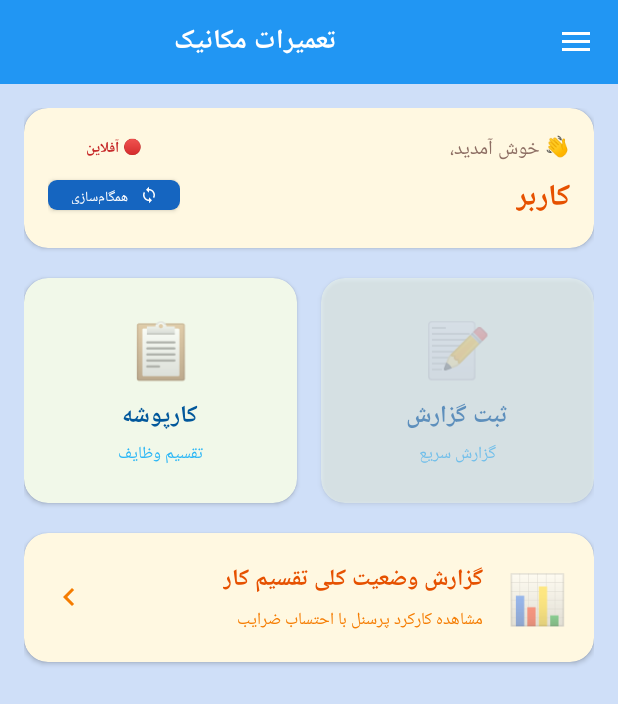
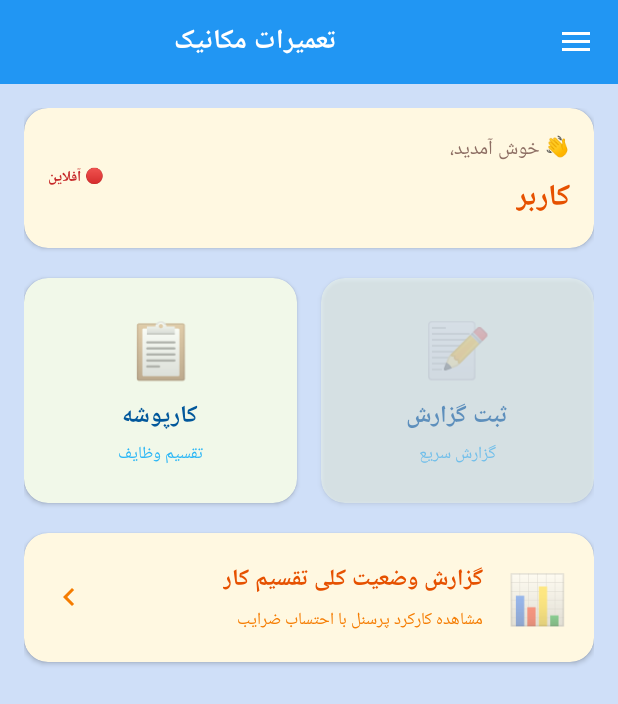
Before and after one commit to hamledary-coder/MechanicBB1, an Android app: the HomeActivity screen opened directly, with no data from a screen before it, on a phone screen of 412 x 824 dp. Shown: the top 704 px of the screen. Run offline under Robolectric (Android 15) with nearby library versions, the phone set to English and light mode, and no system bars; our stand-ins replace Room's generated code, Volley; network calls fail.

Commit message:
Sync butt on home Evaluation revision

```diff
--- a/app/src/main/java/com/workshop/mechanicbb1/ui/home/HomeActivity.kt
+++ b/app/src/main/java/com/workshop/mechanicbb1/ui/home/HomeActivity.kt
@@ -4,6 +4,10 @@ import android.annotation.SuppressLint
 import android.content.Intent
 import android.content.pm.PackageManager
 import android.graphics.Color
+import android.net.ConnectivityManager
+import android.net.Network
+import android.net.NetworkCapabilities
+import android.net.NetworkRequest
 import android.os.Bundle
 import android.util.Log
 import android.view.LayoutInflater
@@ -52,8 +56,9 @@ import java.util.Locale
  *
  * وظایف:
  *   - نمایش منوی کناری (Drawer) + کارت‌های اصلی
- *   - نمایش وضعیت همگام‌سازی (نه وضعیت اینترنت)
- *   - اجرای خودکار sync هنگام باز شدن + امکان sync دستی با دکمه
+ *   - نمایش وضعیت شبکه (لحظه‌ای) + وضعیت sync (فقط با SyncManager)
+ *   - آخرین زمان sync (حتی آفلاین)
+ *   - sync خودکار هنگام وصل شدن نت + sync دستی با دکمه
  *   - بررسی مسئول بودن کاربر برای فعال/غیرفعال کردن کارت QuickLog
  */
 class HomeActivity : AppCompatActivity() {
@@ -69,9 +74,8 @@ class HomeActivity : AppCompatActivity() {
     private lateinit var progressBar: ProgressBar
     private lateinit var tvWelcome: TextView
 
-    // بخش وضعیت sync
-    private lateinit var tvSyncStatus: TextView
-    private lateinit var tvLastSyncLabel: TextView
+    // بخش وضعیت
+    private lateinit var tvNetworkStatus: TextView
     private lateinit var tvLastSyncTime: TextView
     private lateinit var btnSync: MaterialButton
 
@@ -86,6 +90,40 @@ class HomeActivity : AppCompatActivity() {
     private lateinit var taskLocalRepository: TaskLocalRepository
     private var responsibleTasksJob: Job? = null
     private var syncJob: Job? = null
+
+    // =========================================================================
+    // Network
+    // =========================================================================
+    private lateinit var connectivityManager: ConnectivityManager
+    private var isNetworkCallbackRegistered = false
+    private var isOnline = false
+
+    private val networkRequest = NetworkRequest.Builder()
+        .addCapability(NetworkCapabilities.NET_CAPABILITY_INTERNET)
+        .build()
+
+    private val networkCallback = object : ConnectivityManager.NetworkCallback() {
+        override fun onAvailable(network: Network) {
+            super.onAvailable(network)
+            runOnUiThread {
+                updateNetworkStatusUI(true)
+                // sync خودکار وقتی نت وصل شد
+                startSync()
+            }
+        }
+
+        override fun onLost(network: Network) {
+            super.onLost(network)
+            runOnUiThread { updateNetworkStatusUI(false) }
+        }
+
+        override fun onCapabilitiesChanged(network: Network, caps: NetworkCapabilities) {
+            super.onCapabilitiesChanged(network, caps)
+            val hasInternet = caps.hasCapability(NetworkCapabilities.NET_CAPABILITY_INTERNET)
+                    && caps.hasCapability(NetworkCapabilities.NET_CAPABILITY_VALIDATED)
+            runOnUiThread { updateNetworkStatusUI(hasInternet) }
+        }
+    }
 
     companion object {
         private const val PERMISSION_REQUEST_CODE = 1001
@@ -108,18 +146,28 @@ class HomeActivity : AppCompatActivity() {
         setContentView(R.layout.home_activity)
 
         taskLocalRepository = TaskLocalRepository(this)
+        connectivityManager = getSystemService(ConnectivityManager::class.java)
 
         initViews()
         setupToolbar()
         setupDrawer()
         setupClickListeners()
-        loadUserData()
+        loadLastSyncTime()
 
-        // وضعیت اولیه‌ی کارت QuickLog
         setQuickLogCardEnabled(false)
 
-        // شروع sync خودکار
-        startSync()
+        loadUserData()
+        checkNetworkStatusInitially()
+    }
+
+    override fun onStart() {
+        super.onStart()
+        registerNetworkCallback()
+    }
+
+    override fun onStop() {
+        super.onStop()
+        unregisterNetworkCallback()
     }
 
     override fun onResume() {
@@ -127,7 +175,6 @@ class HomeActivity : AppCompatActivity() {
         checkUserHasResponsibleTasks()
     }
 
-    @Deprecated("This method has been deprecated in favor of using the\n      {@link OnBackPressedDispatcher} via {@link #getOnBackPressedDispatcher()}.\n      The OnBackPressedDispatcher controls how back button events are dispatched\n      to one or more {@link OnBackPressedCallback} objects.")
     @Suppress("DEPRECATION")
     @SuppressLint("GestureBackNavigation")
     override fun onBackPressed() {
@@ -149,8 +196,7 @@ class HomeActivity : AppCompatActivity() {
         progressBar = findViewById(R.id.progressBar)
         tvWelcome = findViewById(R.id.tvWelcomeHome)
 
-        tvSyncStatus = findViewById(R.id.tvSyncStatus)
-        tvLastSyncLabel = findViewById(R.id.tvLastSyncLabel)
+        tvNetworkStatus = findViewById(R.id.tvNetworkStatus)
         tvLastSyncTime = findViewById(R.id.tvLastSyncTime)
         btnSync = findViewById(R.id.btnSync)
 
@@ -256,13 +302,64 @@ class HomeActivity : AppCompatActivity() {
     }
 
     // =========================================================================
+    // Network
+    // =========================================================================
+    private fun registerNetworkCallback() {
+        if (isNetworkCallbackRegistered) return
+        try {
+            connectivityManager.registerNetworkCallback(networkRequest, networkCallback)
+            isNetworkCallbackRegistered = true
+        } catch (e: Exception) {
+            Log.e(TAG, "registerNetworkCallback error: ${e.message}")
+        }
+    }
+
+    private fun unregisterNetworkCallback() {
+        if (!isNetworkCallbackRegistered) return
+        try {
+            connectivityManager.unregisterNetworkCallback(networkCallback)
+        } catch (e: Exception) {
+            Log.e(TAG, "unregisterNetworkCallback error: ${e.message}")
+        } finally {
+            isNetworkCallbackRegistered = false
+        }
+    }
+
+    private fun checkNetworkStatusInitially() {
+        val active = connectivityManager.activeNetwork
+        val caps = connectivityManager.getNetworkCapabilities(active)
+        val online = caps?.hasCapability(NetworkCapabilities.NET_CAPABILITY_INTERNET) == true
+                && caps.hasCapability(NetworkCapabilities.NET_CAPABILITY_VALIDATED)
+        updateNetworkStatusUI(online)
+
+        // sync خودکار اگه آنلاین بود
+        if (online) startSync()
+    }
+
+    private fun updateNetworkStatusUI(online: Boolean) {
+        isOnline = online
+
+        if (online) {
+            tvNetworkStatus.text = "🟢 آنلاین"
+            tvNetworkStatus.setTextColor(Color.parseColor("#2E7D32"))
+            btnSync.visibility = View.VISIBLE
+            btnSync.isEnabled = true
+        } else {
+            tvNetworkStatus.text = "🔴 آفلاین"
+            tvNetworkStatus.setTextColor(Color.parseColor("#C62828"))
+            btnSync.visibility = View.GONE
+        }
+    }
+
+    // =========================================================================
     // Sync
     // =========================================================================
-    /**
-     * شروع sync (خودکار یا دستی).
-     * وضعیت از طریق SyncState به UI میاد.
-     */
     private fun startSync() {
+        if (!isOnline) {
+            Toast.makeText(this, "اتصال به اینترنت برقرار نیست", Toast.LENGTH_SHORT).show()
+            return
+        }
+
         syncJob?.cancel()
         syncJob = lifecycleScope.launch {
             SyncManager.syncAll(this@HomeActivity) { state ->
@@ -271,59 +368,39 @@ class HomeActivity : AppCompatActivity() {
         }
     }
 
-    /**
-     * به‌روزرسانی UI بر اساس وضعیت sync.
-     */
     private fun updateSyncUI(state: SyncState) {
         when (state) {
             is SyncState.Idle -> {
-                tvSyncStatus.text = "—"
-                tvSyncStatus.setTextColor(Color.parseColor("#666666"))
+                progressBar.visibility = View.GONE
+            }
+            is SyncState.Offline -> {
+                progressBar.visibility = View.GONE
+            }
+            is SyncState.Syncing -> {
+                btnSync.isEnabled = false
+                progressBar.visibility = View.VISIBLE
+            }
+            is SyncState.Success -> {
                 btnSync.isEnabled = true
                 progressBar.visibility = View.GONE
-                tvLastSyncLabel.visibility = View.GONE
-                tvLastSyncTime.visibility = View.GONE
+                tvLastSyncTime.visibility = View.VISIBLE
+                tvLastSyncTime.text = "آخرین: ${formatSyncTime(state.timestamp)}"
             }
-            is SyncState.Offline -> {
-                tvSyncStatus.text = "🔴 آفلاین"
-                tvSyncStatus.setTextColor(Color.parseColor("#C62828"))
-                btnSync.isEnabled = true   // کاربر بتونه دوباره تلاش کنه
-                progressBar.visibility = View.GONE
-                tvLastSyncLabel.visibility = View.GONE
-                tvLastSyncTime.visibility = View.GONE
-            }
-            is SyncState.Syncing -> {
-                tvSyncStatus.text = state.step
-                tvSyncStatus.setTextColor(Color.parseColor("#1565C0"))
-                btnSync.isEnabled = false
-                progressBar.visibility = View.VISIBLE
-                tvLastSyncLabel.visibility = View.GONE
-                tvLastSyncTime.visibility = View.GONE
-            }
-            is SyncState.Success -> {
-                tvSyncStatus.text = "🟢 همگام"
-                tvSyncStatus.setTextColor(Color.parseColor("#2E7D32"))
+            is SyncState.Error -> {
                 btnSync.isEnabled = true
                 progressBar.visibility = View.GONE
-                tvLastSyncLabel.visibility = View.VISIBLE
-                tvLastSyncTime.visibility = View.VISIBLE
-                tvLastSyncTime.text = formatSyncTime(state.timestamp)
-            }
-            is SyncState.Error -> {
-                tvSyncStatus.text = "🟡 خطا"
-                tvSyncStatus.setTextColor(Color.parseColor("#F57C00"))
-                btnSync.isEnabled = true
-                progressBar.visibility = View.GONE
-                tvLastSyncLabel.visibility = View.VISIBLE
-                tvLastSyncTime.visibility = View.VISIBLE
-                tvLastSyncTime.text = state.message
             }
         }
     }
 
-    /**
-     * فرمت زمان sync به شمسی + ساعت.
-     */
+    private fun loadLastSyncTime() {
+        val lastSync = SyncManager.getLastSyncTime(this)
+        if (lastSync > 0) {
+            tvLastSyncTime.visibility = View.VISIBLE
+            tvLastSyncTime.text = "آخرین: ${formatSyncTime(lastSync)}"
+        }
+    }
+
     private fun formatSyncTime(timestamp: Long): String {
         return try {
             val calendar = java.util.Calendar.getInstance().apply { timeInMillis = timestamp }
@@ -369,8 +446,6 @@ class HomeActivity : AppCompatActivity() {
                 }
                 if (fixed > 0) Log.d("FIX_SCHEDULED", "Fixed $fixed tasks")
             }
-
-            // TaskSyncer.syncTasksFromServer حذف شد — چون startSync() کار DeltaSync رو می‌کنه
         }
     }
 
--- a/app/src/main/java/com/workshop/mechanicbb1/ui/task/list/ExpandableTaskAdapter.kt
+++ b/app/src/main/java/com/workshop/mechanicbb1/ui/task/list/ExpandableTaskAdapter.kt
@@ -198,6 +198,7 @@ class ExpandableTaskAdapter(
     /**
      * رنگ نوار کناری + badge وضعیت + اولویت (با رنگ‌بندی).
      */
+    @SuppressLint("SetTextI18n")
     private fun applyStatusStyle(holder: ViewHolder, task: TaskModel) {
         val style = getStatusStyle(task)
 
--- a/app/src/main/res/layout/home_activity.xml
+++ b/app/src/main/res/layout/home_activity.xml
@@ -115,42 +115,37 @@
                             android:gravity="center"
                             android:layout_marginStart="12dp">
 
+                            <!-- وضعیت شبکه (لحظه‌ای) -->
                             <TextView
-                                android:id="@+id/tvSyncStatus"
+                                android:id="@+id/tvNetworkStatus"
                                 android:layout_width="wrap_content"
                                 android:layout_height="wrap_content"
-                                android:text="—"
+                                android:text="در حال بررسی..."
                                 android:textSize="10sp"
                                 android:textStyle="bold"
                                 android:textColor="#666" />
 
-                            <TextView
-                                android:id="@+id/tvLastSyncLabel"
-                                android:layout_width="wrap_content"
-                                android:layout_height="wrap_content"
-                                android:layout_marginTop="2dp"
-                                android:text="آخرین همگام‌سازی"
-                                android:textSize="8sp"
-                                android:textColor="#999"
-                                android:visibility="gone" />
-
+                            <!-- آخرین sync (همیشه visible اگه timestamp هست) -->
                             <TextView
                                 android:id="@+id/tvLastSyncTime"
                                 android:layout_width="wrap_content"
                                 android:layout_height="wrap_content"
+                                android:layout_marginTop="2dp"
                                 android:text=""
                                 android:textSize="8sp"
                                 android:textColor="#999"
                                 android:visibility="gone" />
 
+                            <!-- دکمه sync -->
                             <com.google.android.material.button.MaterialButton
                                 android:id="@+id/btnSync"
                                 android:layout_width="wrap_content"
                                 android:layout_height="32dp"
-                                android:layout_marginTop="6dp"
+                                android:layout_marginTop="4dp"
                                 android:text="همگام‌سازی"
                                 android:textSize="9sp"
                                 android:paddingHorizontal="8dp"
+                                android:visibility="gone"
                                 app:cornerRadius="6dp"
                                 app:backgroundTint="#1565C0"
                                 app:icon="@drawable/ic_sync"
```
Also changed, not shown: app/src/main/java/com/workshop/mechanicbb1/ui/workorder/WorkOrderDetailActivity.kt (+9 -1 lines), app/src/main/java/com/workshop/mechanicbb1/ui/workorder/WorkOrderListActivity.kt (+8 -1 lines).
